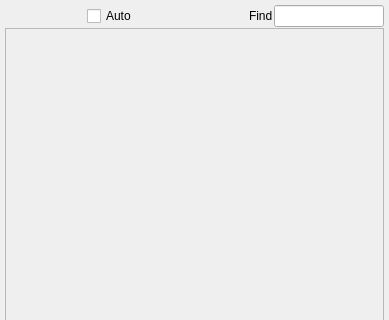
Old version of the form Maya_Tools/Developer/Main/UI/shader_Validator.ui in the repository code-google-com/mayatools; both pictures show x 0 to 389 and y 0 to 320 of the 389 by 814 pixel window.
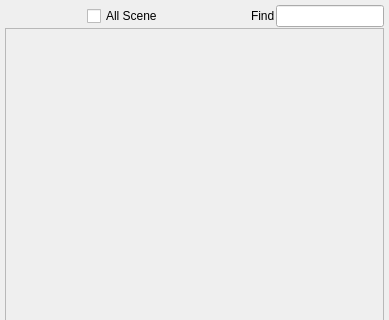
New version of the form. Icons and pictures are not drawn.

Diff of the .ui file:
```diff
--- a/Maya_Tools/Developer/Main/UI/shader_Validator.ui
+++ b/Maya_Tools/Developer/Main/UI/shader_Validator.ui
@@ -69,7 +69,7 @@
       <item>
        <widget class="QCheckBox" name="chkAuto">
         <property name="text">
-         <string>Auto</string>
+         <string>All Scene</string>
         </property>
        </widget>
       </item>
```
Left out of the diff: 2 changed lines with no effect on the pictures.
